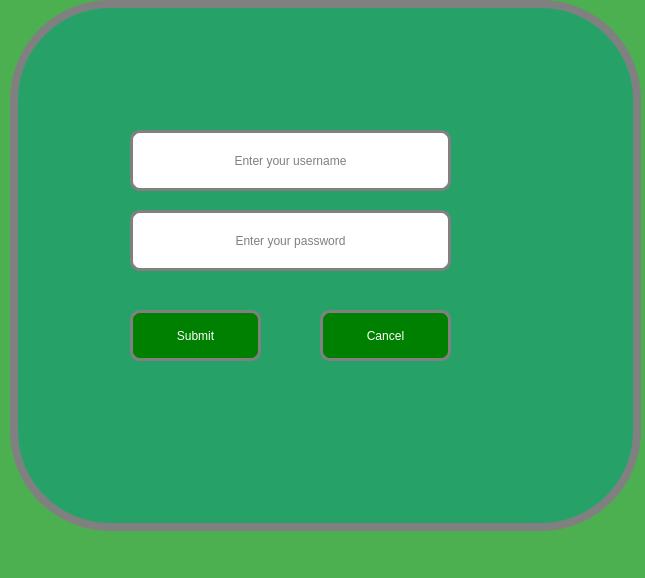
The window that mainwindowplantcare.ui (Rabsoninnora/RoseGardenPlantCareSystem) describes before a commit, drawn with Qt 5.
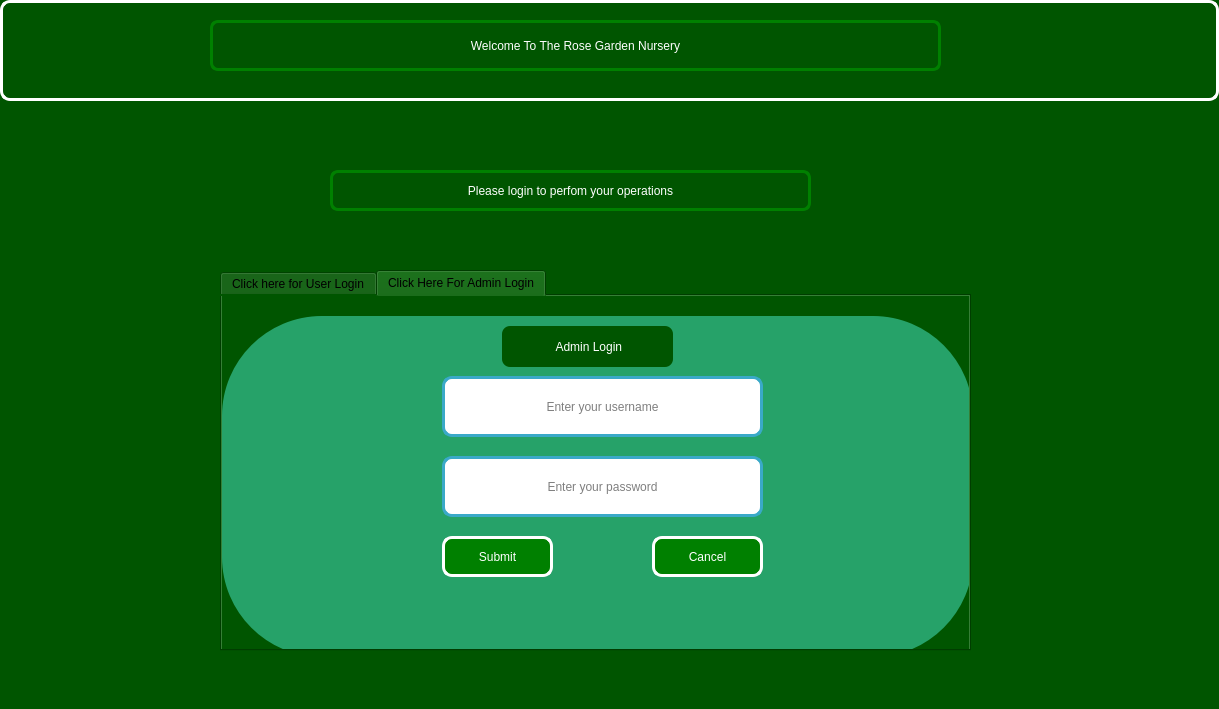
The same window after the commit. Icons and pictures are not drawn.

```diff
--- a/mainwindowplantcare.ui
+++ b/mainwindowplantcare.ui
@@ -9,8 +9,8 @@
    <rect>
     <x>0</x>
     <y>0</y>
-    <width>645</width>
-    <height>578</height>
+    <width>1219</width>
+    <height>709</height>
    </rect>
   </property>
   <property name="font">
@@ -27,21 +27,36 @@
    <enum>Qt::LeftToRight</enum>
   </property>
   <property name="styleSheet">
-   <string notr="true">
-background-color: #4CAF50;
+   <string notr="true"> background-color: rgb(0, 85, 0);
 </string>
   </property>
   <property name="inputMethodHints">
    <set>Qt::ImhNone</set>
   </property>
   <widget class="QWidget" name="centralwidget">
+   <widget class="QTabWidget" name="tabWidget">
+    <property name="geometry">
+     <rect>
+      <x>220</x>
+      <y>270</y>
+      <width>751</width>
+      <height>381</height>
+     </rect>
+    </property>
+    <property name="currentIndex">
+     <number>1</number>
+    </property>
+    <widget class="QWidget" name="tab">
+     <attribute name="title">
+      <string>Click here for User Login</string>
+     </attribute>
    <widget class="QGroupBox" name="loginBox">
     <property name="geometry">
      <rect>
-      <x>10</x>
-      <y>0</y>
-      <width>631</width>
-      <height>531</height>
+        <x>0</x>
+        <y>20</y>
+        <width>751</width>
+        <height>341</height>
      </rect>
     </property>
     <property name="styleSheet">
@@ -52,7 +67,7 @@
 background-color: rgb(38, 162, 105);
 font: 700 12pt;
 color: rgb(255, 255, 255);
-border:8px solid gray;
+border:0px solid green;
 border-radius: 100px;
 background-image: url(:/images/beauty.png);
  
@@ -74,21 +89,18 @@
     <widget class="QPushButton" name="pushButton_login">
      <property name="geometry">
       <rect>
-       <x>120</x>
-       <y>310</y>
-       <width>131</width>
-       <height>51</height>
+         <x>220</x>
+         <y>220</y>
+         <width>111</width>
+         <height>41</height>
       </rect>
      </property>
      <property name="styleSheet">
-      <string notr="true"> QPushButton[class=primary]:hover {
-    background-color: #0056b3;
-    border-color: #0056b3;
-}
+        <string notr="true">
 
 
  QPushButton {
-  border:3px solid gray;
+  border:3px solid solid gray;
   border-radius: 10px;
   padding: 0 8px;
   background: green;
@@ -104,21 +116,24 @@
     <widget class="QPushButton" name="pushButton_login_3">
      <property name="geometry">
       <rect>
-       <x>310</x>
-       <y>310</y>
-       <width>131</width>
-       <height>51</height>
+         <x>430</x>
+         <y>220</y>
+         <width>111</width>
+         <height>41</height>
       </rect>
      </property>
      <property name="styleSheet">
-      <string notr="true"> QPushButton {
-  border:3px solid gray;
+        <string notr="true"> 
+
+
+ QPushButton {
+  border:3px solid solid gray;
   border-radius: 10px;
   padding: 0 8px;
   background: green;
  font: 700 12pt ;
  color: rgb(255, 255, 255);
-
+   
 }</string>
      </property>
      <property name="text">
@@ -128,8 +143,8 @@
     <widget class="QLineEdit" name="lineEdit_password">
      <property name="geometry">
       <rect>
-       <x>120</x>
-       <y>210</y>
+         <x>220</x>
+         <y>140</y>
        <width>321</width>
        <height>61</height>
       </rect>
@@ -137,7 +152,7 @@
      <property name="styleSheet">
       <string notr="true">
  QLineEdit {
-  border:3px solid gray;
+  border:3px solid solid gray;
   border-radius: 10px;
   padding: 12px 12px;
   background: rgb(255, 255, 255);
@@ -158,21 +173,204 @@
     <widget class="QLineEdit" name="lineEdit_username">
      <property name="geometry">
       <rect>
-       <x>120</x>
-       <y>130</y>
+         <x>220</x>
+         <y>60</y>
        <width>321</width>
        <height>61</height>
       </rect>
      </property>
      <property name="styleSheet">
       <string notr="true"> QLineEdit {
+  border:3px solid solid gray;
+  border-radius: 10px;
+  padding: 12px 12px;
+  background: rgb(255, 255, 255);
+  font: 700 12pt ;
+  color: rgb(0, 0, 0);;
+}</string>
+       </property>
+       <property name="echoMode">
+        <enum>QLineEdit::Normal</enum>
+       </property>
+       <property name="alignment">
+        <set>Qt::AlignCenter</set>
+       </property>
+       <property name="placeholderText">
+        <string>Enter your username</string>
+       </property>
+      </widget>
+      <widget class="QPushButton" name="pushButton_3">
+       <property name="geometry">
+        <rect>
+         <x>280</x>
+         <y>10</y>
+         <width>171</width>
+         <height>41</height>
+        </rect>
+       </property>
+       <property name="styleSheet">
+        <string notr="true">
+QPushButton{
+                    color: rgb(255, 255, 255);
+                    border:0px solid green;
+                    border-radius: 8px;
+                    padding: 0 8px;
+   
+                    font: 600 11pt ;
+
+}
+
+ </string>
+       </property>
+       <property name="text">
+        <string> User Login</string>
+       </property>
+      </widget>
+     </widget>
+    </widget>
+    <widget class="QWidget" name="tab_2">
+     <attribute name="title">
+      <string>Click Here For Admin Login</string>
+     </attribute>
+     <widget class="QGroupBox" name="loginBox_2">
+      <property name="geometry">
+       <rect>
+        <x>0</x>
+        <y>20</y>
+        <width>751</width>
+        <height>341</height>
+       </rect>
+      </property>
+      <property name="styleSheet">
+       <string notr="true">
+ 
+QGroupBox {
+
+background-color: rgb(38, 162, 105);
+
+font: 700 12pt;
+color: rgb(255, 255, 255);
+border:0px solid green;
+border-radius: 100px;
+background-image: url(:/images/beauty.png);
+ 
+
+}
+
+ QLineEdit {
   border:3px solid gray;
+  
+  
+  background: rgb(255, 255, 255);
+  font: 700 12pt ;
+  color: rgb(0, 0, 0);;
+}</string>
+      </property>
+      <property name="title">
+       <string/>
+      </property>
+      <widget class="QPushButton" name="pushButton_login_2">
+       <property name="geometry">
+        <rect>
+         <x>220</x>
+         <y>220</y>
+         <width>111</width>
+         <height>41</height>
+        </rect>
+       </property>
+       <property name="styleSheet">
+        <string notr="true"> 
+
+
+ QPushButton {
+  border:3px solid solid gray;
   border-radius: 10px;
+  padding: 0 8px;
+  background: green;
+ font: 700 12pt ;
+ color: rgb(255, 255, 255);
+   
+}</string>
+       </property>
+       <property name="text">
+        <string>Submit</string>
+       </property>
+      </widget>
+      <widget class="QPushButton" name="pushButton_login_4">
+       <property name="geometry">
+        <rect>
+         <x>430</x>
+         <y>220</y>
+         <width>111</width>
+         <height>41</height>
+        </rect>
+       </property>
+       <property name="styleSheet">
+        <string notr="true"> 
+
+
+ QPushButton {
+  border:3px solid solid gray;
+  border-radius: 10px;
+  padding: 0 8px;
+  background: green;
+ font: 700 12pt ;
+ color: rgb(255, 255, 255);
+   
+}</string>
+       </property>
+       <property name="text">
+        <string>Cancel</string>
+       </property>
+      </widget>
+      <widget class="QLineEdit" name="lineEdit_password_2">
+       <property name="geometry">
+        <rect>
+         <x>220</x>
+         <y>140</y>
+         <width>321</width>
+         <height>61</height>
+        </rect>
+       </property>
+       <property name="styleSheet">
+        <string notr="true">
+ QLineEdit {
+  border:3px solid rgb(58, 169, 200);
+  border-radius: 10px;
   padding: 12px 12px;
   background: rgb(255, 255, 255);
   font: 700 12pt ;
   color: rgb(0, 0, 0);;
 }</string>
+       </property>
+       <property name="echoMode">
+        <enum>QLineEdit::Password</enum>
+       </property>
+       <property name="alignment">
+        <set>Qt::AlignCenter</set>
+       </property>
+       <property name="placeholderText">
+        <string>Enter your password</string>
+       </property>
+      </widget>
+      <widget class="QLineEdit" name="lineEdit_username_2">
+       <property name="geometry">
+        <rect>
+         <x>220</x>
+         <y>60</y>
+         <width>321</width>
+         <height>61</height>
+        </rect>
+       </property>
+       <property name="styleSheet">
+        <string notr="true"> QLineEdit {
+  border:3px solid  rgb(58, 169, 200);
+  border-radius: 10px;
+  padding: 12px 12px;
+  background: rgb(255, 255, 255);
+  font: 700 12pt ;
+  color: rgb(0, 0, 0);;
+} </string>
      </property>
      <property name="echoMode">
       <enum>QLineEdit::Normal</enum>
@@ -184,6 +382,114 @@
       <string>Enter your username</string>
      </property>
     </widget>
+      <widget class="QPushButton" name="pushButton_4">
+       <property name="geometry">
+        <rect>
+         <x>280</x>
+         <y>10</y>
+         <width>171</width>
+         <height>41</height>
+        </rect>
+       </property>
+       <property name="styleSheet">
+        <string notr="true">
+QPushButton{
+                    color: rgb(255, 255, 255);
+                    border:0px solid green;
+                    border-radius: 8px;
+                    padding: 0 8px;
+   
+                    font: 600 11pt ;
+
+}
+
+ </string>
+       </property>
+       <property name="text">
+        <string> Admin Login</string>
+       </property>
+      </widget>
+     </widget>
+    </widget>
+   </widget>
+   <widget class="QLabel" name="label_2">
+    <property name="enabled">
+     <bool>false</bool>
+    </property>
+    <property name="geometry">
+     <rect>
+      <x>0</x>
+      <y>0</y>
+      <width>1219</width>
+      <height>101</height>
+     </rect>
+    </property>
+    <property name="styleSheet">
+     <string notr="true">  QLabel {
+  background-color: rgb(0, 85, 0);
+  border:3px solid white;
+  border-radius: 10px;
+  padding: 0 10px;
+  
+}</string>
+    </property>
+    <property name="text">
+     <string/>
+    </property>
+   </widget>
+   <widget class="QPushButton" name="pushButton">
+    <property name="geometry">
+     <rect>
+      <x>210</x>
+      <y>20</y>
+      <width>731</width>
+      <height>51</height>
+     </rect>
+    </property>
+    <property name="styleSheet">
+     <string notr="true">
+QPushButton{
+                    color: rgb(255, 255, 255);
+                    border:3px solid green;
+                    border-radius: 8px;
+                    padding: 0 8px;
+   
+                    font: 700 13pt ;
+
+}
+
+ </string>
+    </property>
+    <property name="text">
+     <string>Welcome To The Rose Garden Nursery</string>
+    </property>
+   </widget>
+   <widget class="QPushButton" name="pushButton_2">
+    <property name="geometry">
+     <rect>
+      <x>330</x>
+      <y>170</y>
+      <width>481</width>
+      <height>41</height>
+     </rect>
+    </property>
+    <property name="styleSheet">
+     <string notr="true">
+QPushButton{
+                    color: rgb(255, 255, 255);
+                    border:3px solid green;
+                    border-radius: 8px;
+                    padding: 0 8px;
+   
+                    font: 600 11pt ;
+
+}
+
+ </string>
+    </property>
+    <property name="text">
+     <string>Please login to perfom your operations</string>
+    </property>
    </widget>
   </widget>
   <widget class="QMenuBar" name="menubar">
```
Left out of the diff: 2 changed lines with no effect on the pictures. Lines whose indentation alone changed are shown as unchanged.
